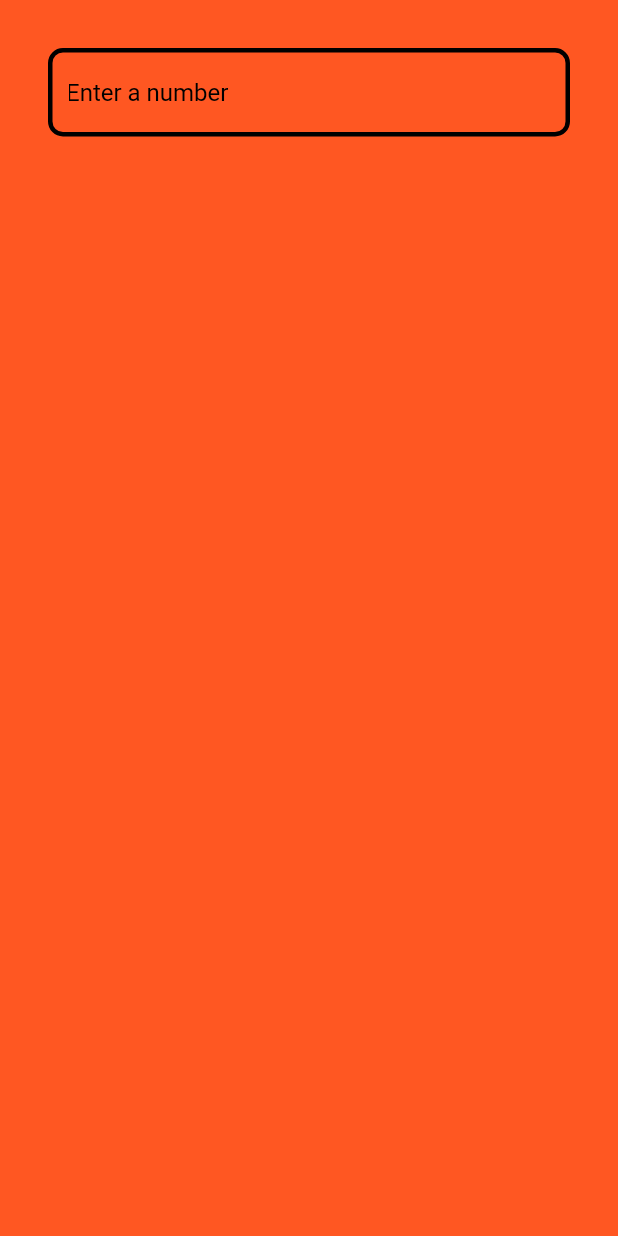
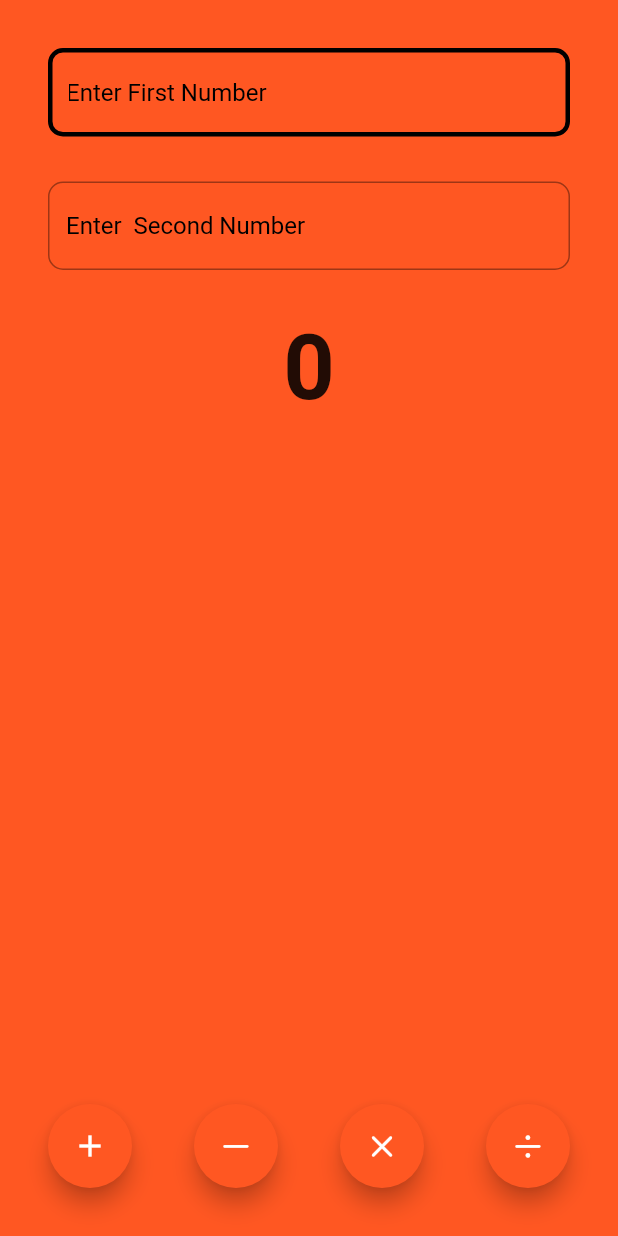
Before and after one commit to aliamaanansari/flutter_application_1, a Flutter app: the screen it shows after launch, on a phone screen of 412 x 824 dp. Run offline on Flutter 3.47's test engine with Material 2 defaults, Android fonts, the phone set to English and light mode, and no system bars.

Commit message:
without errors

```diff
--- a/lib/views/calculator_view.dart
+++ b/lib/views/calculator_view.dart
@@ -1,3 +1,4 @@
+import 'package:flutter/cupertino.dart';
 import 'package:flutter/material.dart';
 
 class CalculatorView extends StatelessWidget {
@@ -9,7 +10,47 @@ class CalculatorView extends StatelessWidget {
       padding: const EdgeInsets.all(32.0),
       child: Column(
         children: [
-          TextField(
+          const DisplayOne(hint: "Enter First Number"),
+          const SizedBox(
+            height: 30,
+          ),
+          const DisplayOne(hint: "Enter  Second Number"),
+          const SizedBox(
+            height: 30,
+          ),
+          const Text(
+            "0",
+            style: TextStyle(
+              fontSize: 60,
+              fontWeight: FontWeight.bold,
+            ),
+          ),
+          const Spacer(),
+          Row(
+            mainAxisAlignment: MainAxisAlignment.spaceBetween,
+            children: [
+              FloatingActionButton(
+                  onPressed: () {}, child: const Icon(Icons.add)),
+              FloatingActionButton(
+                  onPressed: () {}, child: const Icon(CupertinoIcons.minus)),
+              FloatingActionButton(
+                  onPressed: () {}, child: const Icon(CupertinoIcons.multiply)),
+              FloatingActionButton(
+                  onPressed: () {}, child: const Icon(CupertinoIcons.divide)),
+            ],
+          )
+        ],
+      ),
+    );
+  }
+}
+
+class DisplayOne extends StatelessWidget {
+  const DisplayOne({super.key, this.hint = "Enter a number"});
+  final String? hint;
+  @override
+  Widget build(BuildContext context) {
+    return TextField(
       keyboardType: TextInputType.number,
       autofocus: true,
       keyboardAppearance: Brightness.light,
@@ -25,13 +66,10 @@ class CalculatorView extends StatelessWidget {
                 color: Colors.black,
               ),
               borderRadius: BorderRadius.circular(10)),
-                hintText: "Enter a number",
+          hintText: hint,
           hintStyle: const TextStyle(
             color: Colors.black,
           )),
-          ),
-        ],
-      ),
     );
   }
 }
--- a/pubspec.yaml
+++ b/pubspec.yaml
@@ -35,6 +35,7 @@ dependencies:
   # The following adds the Cupertino Icons font to your application.
   # Use with the CupertinoIcons class for iOS style icons.
   cupertino_icons: ^1.0.2
+  json_annotation: ^4.8.1
 
 dev_dependencies:
   flutter_test:
```
Also changed, not shown: pubspec.lock. Lines whose indentation alone changed are shown as unchanged.
